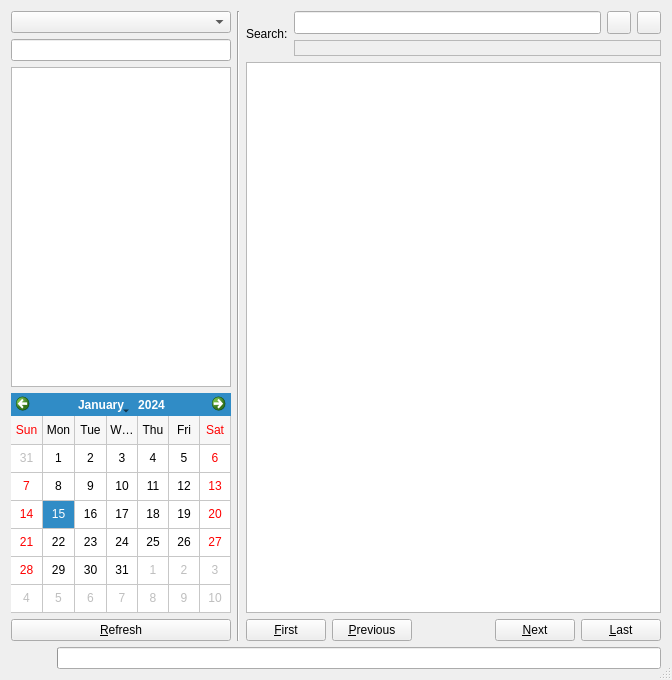
This is src/history.ui in psi-im/psi as Qt 5 draws it before an edit. The edited form follows.
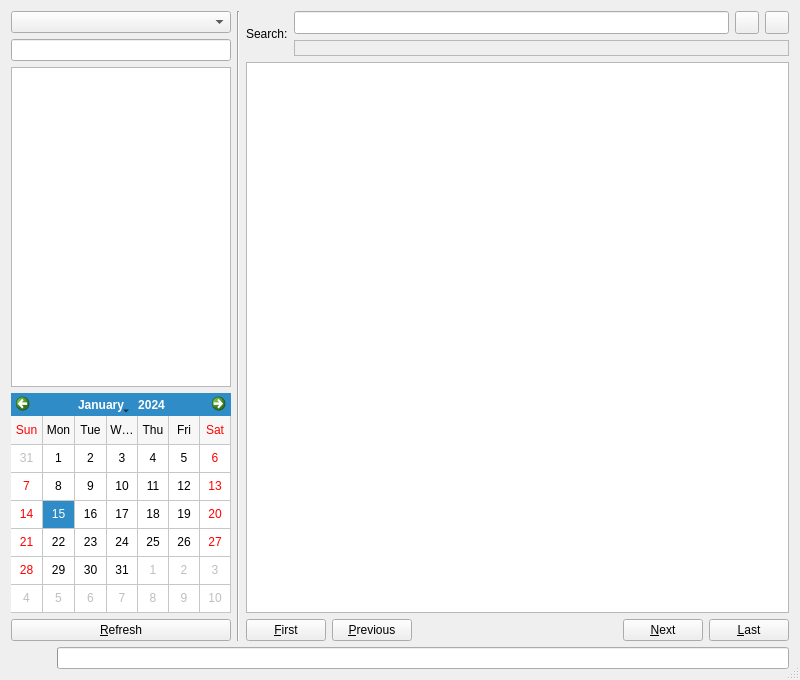
This is the edited form. Custom widgets are drawn as their Qt base class.

The edit to the form file:
```diff
--- a/src/history.ui
+++ b/src/history.ui
@@ -9,7 +9,7 @@
    <rect>
     <x>0</x>
     <y>0</y>
-    <width>672</width>
+    <width>800</width>
     <height>680</height>
    </rect>
   </property>
```
Lines whose indentation alone changed are shown as unchanged.
